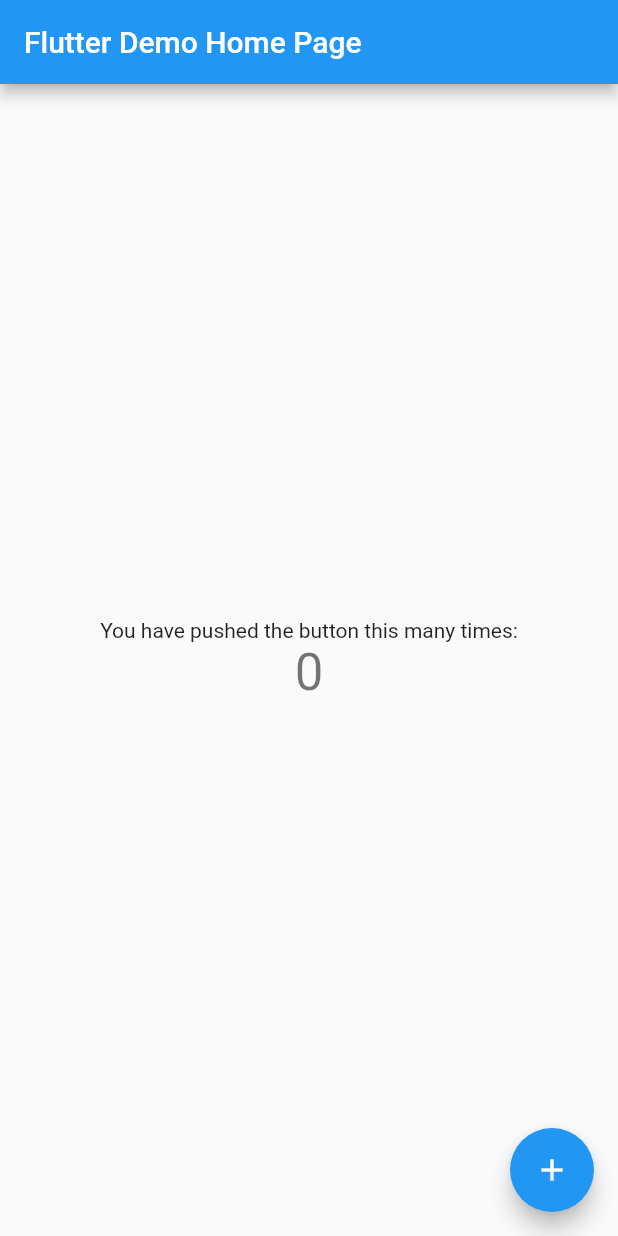
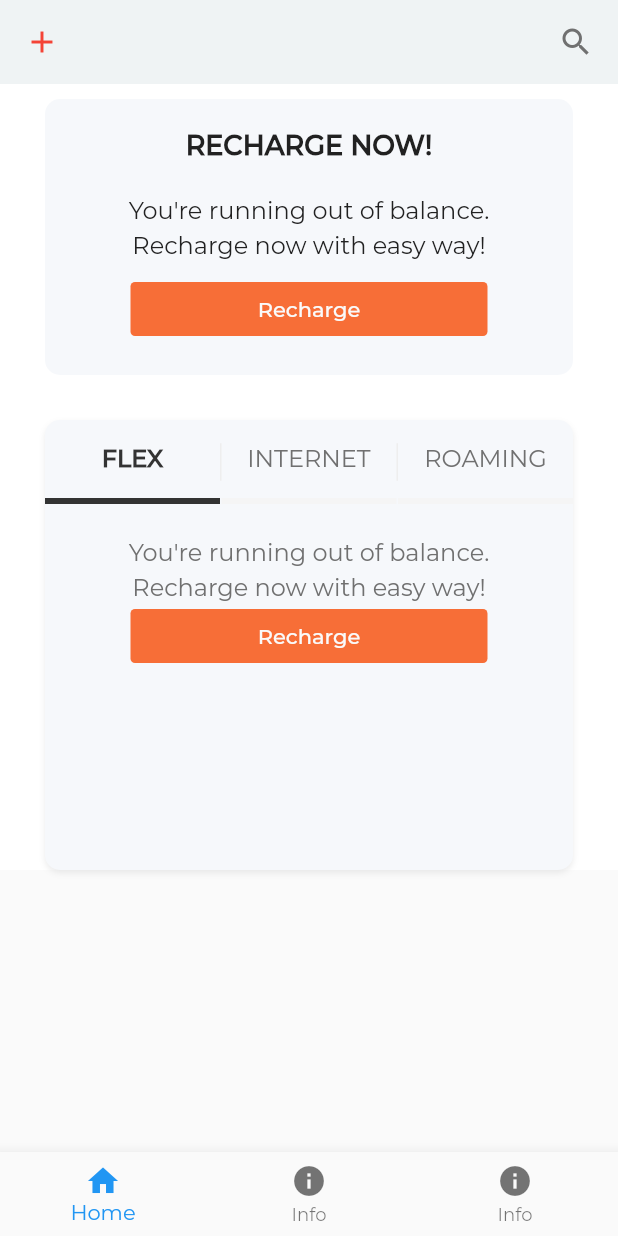
Before and after one commit to muhammadkamel/redesign-ana-vodafone, a Flutter app: the screen it shows after launch, on a phone screen of 412 x 824 dp. Run offline on Flutter 3.47's test engine with Material 2 defaults, Android fonts, the phone set to English and light mode, and no system bars.

Commit message:
Update content

```diff
--- /dev/null
+++ b/ana_vf/lib/constants.dart
@@ -0,0 +1,36 @@
+import 'package:flutter/material.dart';
+
+List<BoxShadow> kShadow = [
+  BoxShadow(
+    color: Colors.grey[400].withOpacity(0.3),
+    blurRadius: 3.0,
+    offset: Offset(0.0, 2.0),
+    spreadRadius: 0.0,
+  )
+];
+
+const kMarginBox = EdgeInsets.only(left: 30.0, right: 30.0, top: 10.0);
+const kHeightBox = 300.0;
+const kButtonColor = Color(0xffF76E37);
+const kWhiteColor = Colors.white;
+var kButtonRadius = BorderRadius.circular(10.0);
+const kAlignmentTopCenter = Alignment.topCenter;
+const kAlignmentBottomCenter = Alignment.bottomCenter;
+const kSubjectTextStyle = TextStyle(
+  color: Color(0xFF212121),
+  fontSize: 18.0,
+  fontFamily: 'Montserrat',
+  fontWeight: FontWeight.bold,
+);
+
+const kActiveBorderColor = Color(0xff333333);
+const kActiveTitleStyle = TextStyle(
+  color: Color(0xff333333),
+  fontSize: 16.0,
+  fontWeight: FontWeight.bold,
+);
+const kNonActiveTitleStyle = TextStyle(
+  color: Color(0xff707070),
+  fontSize: 16.0,
+  fontWeight: FontWeight.normal,
+);
--- /dev/null
+++ b/ana_vf/lib/homepage.dart
@@ -0,0 +1,82 @@
+import 'package:flutter/cupertino.dart';
+import 'package:flutter/material.dart';
+import 'widgets/recharge_credit.dart';
+import 'constants.dart';
+
+class MyHomePage extends StatefulWidget {
+  MyHomePage({Key key}) : super(key: key);
+
+  @override
+  _MyHomePageState createState() => _MyHomePageState();
+}
+
+class _MyHomePageState extends State<MyHomePage> {
+  String rechargeDes = 'You\'re running out of balance.';
+  String rechargeDes2 = 'Recharge now with easy way!';
+
+  @override
+  Widget build(BuildContext context) {
+    return Scaffold(
+      appBar: AppBar(
+        backgroundColor: Color(0xffEFF3F4),
+        title: Row(
+          mainAxisAlignment: MainAxisAlignment.spaceBetween,
+          crossAxisAlignment: CrossAxisAlignment.center,
+          children: <Widget>[
+            Icon(
+              Icons.add,
+              color: Colors.red,
+            ),
+            Icon(
+              Icons.search,
+              color: Color(0xff707070),
+            ),
+          ],
+        ),
+        elevation: 0,
+        centerTitle: true,
+      ),
+      body: ListView(
+        children: [
+          Container(
+            width: double.infinity,
+            decoration: BoxDecoration(
+              gradient: LinearGradient(
+                begin: kAlignmentTopCenter,
+                end: kAlignmentBottomCenter,
+                colors: [Colors.white, Colors.white],
+              ),
+            ),
+            child: RechargeCredit(
+                rechargeDes: rechargeDes, rechargeDes2: rechargeDes2),
+          ),
+        ],
+      ),
+      bottomNavigationBar: BottomNavigationBar(
+        items: [
+          BottomNavigationBarItem(
+            title: Text(
+              'Home',
+              style: TextStyle(fontWeight: FontWeight.bold),
+            ),
+            icon: Icon(Icons.home),
+          ),
+          BottomNavigationBarItem(
+            title: Text(
+              'Info',
+              style: TextStyle(fontWeight: FontWeight.normal),
+            ),
+            icon: Icon(Icons.info),
+          ),
+          BottomNavigationBarItem(
+            title: Text(
+              'Info',
+              style: TextStyle(fontWeight: FontWeight.normal),
+            ),
+            icon: Icon(Icons.info),
+          ),
+        ],
+      ),
+    );
+  }
+}
--- a/ana_vf/lib/main.dart
+++ b/ana_vf/lib/main.dart
@@ -1,117 +1,20 @@
 import 'package:flutter/material.dart';
+import 'package:ana_vf/homepage.dart';
 
 void main() {
   runApp(MyApp());
 }
 
 class MyApp extends StatelessWidget {
-  // This widget is the root of your application.
+  const MyApp({Key key}) : super(key: key);
+
   @override
   Widget build(BuildContext context) {
     return MaterialApp(
-      title: 'Flutter Demo',
-      theme: ThemeData(
-        // This is the theme of your application.
-        //
-        // Try running your application with "flutter run". You'll see the
-        // application has a blue toolbar. Then, without quitting the app, try
-        // changing the primarySwatch below to Colors.green and then invoke
-        // "hot reload" (press "r" in the console where you ran "flutter run",
-        // or simply save your changes to "hot reload" in a Flutter IDE).
-        // Notice that the counter didn't reset back to zero; the application
-        // is not restarted.
-        primarySwatch: Colors.blue,
-        // This makes the visual density adapt to the platform that you run
-        // the app on. For desktop platforms, the controls will be smaller and
-        // closer together (more dense) than on mobile platforms.
-        visualDensity: VisualDensity.adaptivePlatformDensity,
-      ),
-      home: MyHomePage(title: 'Flutter Demo Home Page'),
+      theme: ThemeData(fontFamily: 'Montserrat'),
+      debugShowCheckedModeBanner: false,
+      title: 'Ana Vodafone',
+      home: MyHomePage(),
     );
   }
 }
-
-class MyHomePage extends StatefulWidget {
-  MyHomePage({Key key, this.title}) : super(key: key);
-
-  // This widget is the home page of your application. It is stateful, meaning
-  // that it has a State object (defined below) that contains fields that affect
-  // how it looks.
-
-  // This class is the configuration for the state. It holds the values (in this
-  // case the title) provided by the parent (in this case the App widget) and
-  // used by the build method of the State. Fields in a Widget subclass are
-  // always marked "final".
-
-  final String title;
-
-  @override
-  _MyHomePageState createState() => _MyHomePageState();
-}
-
-class _MyHomePageState extends State<MyHomePage> {
-  int _counter = 0;
-
-  void _incrementCounter() {
-    setState(() {
-      // This call to setState tells the Flutter framework that something has
-      // changed in this State, which causes it to rerun the build method below
-      // so that the display can reflect the updated values. If we changed
-      // _counter without calling setState(), then the build method would not be
-      // called again, and so nothing would appear to happen.
-      _counter++;
-    });
-  }
-
-  @override
-  Widget build(BuildContext context) {
-    // This method is rerun every time setState is called, for instance as done
-    // by the _incrementCounter method above.
-    //
-    // The Flutter framework has been optimized to make rerunning build methods
-    // fast, so that you can just rebuild anything that needs updating rather
-    // than having to individually change instances of widgets.
-    return Scaffold(
-      appBar: AppBar(
-        // Here we take the value from the MyHomePage object that was created by
-        // the App.build method, and use it to set our appbar title.
-        title: Text(widget.title),
-      ),
-      body: Center(
-        // Center is a layout widget. It takes a single child and positions it
-        // in the middle of the parent.
-        child: Column(
-          // Column is also a layout widget. It takes a list of children and
-          // arranges them vertically. By default, it sizes itself to fit its
-          // children horizontally, and tries to be as tall as its parent.
-          //
-          // Invoke "debug painting" (press "p" in the console, choose the
-          // "Toggle Debug Paint" action from the Flutter Inspector in Android
-          // Studio, or the "Toggle Debug Paint" command in Visual Studio Code)
-          // to see the wireframe for each widget.
-          //
-          // Column has various properties to control how it sizes itself and
-          // how it positions its children. Here we use mainAxisAlignment to
-          // center the children vertically; the main axis here is the vertical
-          // axis because Columns are vertical (the cross axis would be
-          // horizontal).
-          mainAxisAlignment: MainAxisAlignment.center,
-          children: <Widget>[
-            Text(
-              'You have pushed the button this many times:',
-            ),
-            Text(
-              '$_counter',
-              style: Theme.of(context).textTheme.headline4,
-            ),
-          ],
-        ),
-      ),
-      floatingActionButton: FloatingActionButton(
-        onPressed: _incrementCounter,
-        tooltip: 'Increment',
-        child: Icon(Icons.add),
-      ), // This trailing comma makes auto-formatting nicer for build methods.
-    );
-  }
-}
--- /dev/null
+++ b/ana_vf/lib/widgets/recharge_credit.dart
@@ -0,0 +1,233 @@
+import 'package:flutter/cupertino.dart';
+import 'package:flutter/material.dart';
+import 'package:ana_vf/constants.dart';
+
+class RechargeCredit extends StatefulWidget {
+  const RechargeCredit({
+    Key key,
+    @required this.rechargeDes,
+    @required this.rechargeDes2,
+  }) : super(key: key);
+
+  final String rechargeDes;
+  final String rechargeDes2;
+
+  @override
+  _RechargeCreditState createState() => _RechargeCreditState();
+}
+
+class _RechargeCreditState extends State<RechargeCredit> {
+  @override
+  Widget build(BuildContext context) {
+    return Column(
+      children: <Widget>[
+        Column(
+          mainAxisAlignment: MainAxisAlignment.spaceBetween,
+          crossAxisAlignment: CrossAxisAlignment.center,
+          children: <Widget>[
+            Container(
+              alignment: Alignment.topCenter,
+              margin: kMarginBox,
+              padding: EdgeInsets.all(20.0),
+              decoration: BoxDecoration(
+                color: Color(0xffF6F8FB),
+                borderRadius: kButtonRadius,
+//                        boxShadow: myShadow,
+              ),
+              child: Column(
+                children: <Widget>[
+                  Text(
+                    'Recharge Now!'.toUpperCase(),
+                    style: kSubjectTextStyle,
+                  ),
+                  // SizedBox(
+                  //   height: 20.0,
+                  // ),
+                  Text(
+                    widget.rechargeDes,
+                    style: TextStyle(
+                      color: Color(0xFF212121),
+                      fontSize: 16.0,
+                      height: 3.0,
+                    ),
+                  ),
+                  Text(
+                    widget.rechargeDes2,
+                    style: TextStyle(
+                      color: Color(0xFF212121),
+                      fontSize: 16.0,
+                      height: 1.0,
+                    ),
+                  ),
+                  SizedBox(
+                    height: 10.0,
+                  ),
+                  RechargeFlatButton(),
+                ],
+              ),
+            ),
+          ],
+        ),
+        SizedBox(
+          height: 20.0,
+        ),
+        Column(
+          children: <Widget>[
+            Container(
+              height: kHeightBox,
+              alignment: kAlignmentTopCenter,
+              margin: kMarginBox,
+              padding: EdgeInsets.all(0.0),
+              decoration: BoxDecoration(
+                color: Color(0xffF6F8FB),
+                borderRadius: kButtonRadius,
+                boxShadow: kShadow,
+              ),
+              child: Column(
+                children: <Widget>[
+                  Row(
+                    mainAxisAlignment: MainAxisAlignment.spaceEvenly,
+                    crossAxisAlignment: CrossAxisAlignment.center,
+                    children: <Widget>[
+                      Expanded(
+                        child: Container(
+                          padding: EdgeInsets.all(16.0),
+                          alignment: Alignment.center,
+                          decoration: BoxDecoration(
+                            border: Border(
+                              bottom: BorderSide(
+                                width: 4.0,
+                                color: kActiveBorderColor,
+                              ),
+                            ),
+                          ),
+                          child: Text(
+                            'Flex'.toUpperCase(),
+                            style: kActiveTitleStyle,
+                          ),
+                        ),
+                      ),
+                      SizedBox(
+                        child: Container(
+                          height: 25.0,
+                          width: 1.0,
+                          alignment: Alignment.center,
+                          margin: EdgeInsets.only(top: 0.0),
+                          decoration: BoxDecoration(
+                            border: Border(
+                              right: BorderSide(
+                                color: Colors.grey[200],
+                              ),
+                            ),
+                          ),
+                        ),
+                      ),
+                      Expanded(
+                        child: Container(
+                          padding: EdgeInsets.all(16.0),
+                          alignment: Alignment.center,
+                          decoration: BoxDecoration(
+                            border: Border(
+                              bottom: BorderSide(
+                                width: 4.0,
+                                color: Colors.grey[100],
+                              ),
+                            ),
+                          ),
+                          child: Text(
+                            'Internet'.toUpperCase(),
+                            style: kNonActiveTitleStyle,
+                          ),
+                        ),
+                      ),
+                      SizedBox(
+                        child: Container(
+                          height: 25.0,
+                          width: 1.0,
+                          margin: EdgeInsets.only(top: 0.0),
+                          decoration: BoxDecoration(
+                            border: Border(
+                              right: BorderSide(
+                                color: Colors.grey[200],
+                              ),
+                            ),
+                          ),
+                        ),
+                      ),
+                      Expanded(
+                        child: Container(
+                          padding: EdgeInsets.all(16.0),
+                          alignment: Alignment.center,
+                          decoration: BoxDecoration(
+                            border: Border(
+                              bottom: BorderSide(
+                                width: 4.0,
+                                color: Colors.grey[100],
+                              ),
+                            ),
+                          ),
+                          child: Text(
+                            'Roaming'.toUpperCase(),
+                            style: kNonActiveTitleStyle,
+                          ),
+                        ),
+                      ),
+                    ],
+                  ),
+
+                  // SizedBox(
+                  //   height: 20.0,
+                  // ),
+                  Text(
+                    widget.rechargeDes,
+                    style: TextStyle(
+                      color: Color(0xff707070),
+                      fontSize: 16.0,
+                      height: 3.0,
+                    ),
+                  ),
+                  Text(
+                    widget.rechargeDes2,
+                    style: TextStyle(
+                      color: Color(0xff707070),
+                      fontSize: 16.0,
+                      height: 1.0,
+                    ),
+                  ),
+                  RechargeFlatButton(),
+                ],
+              ),
+            ),
+          ],
+        ),
+      ],
+    );
+  }
+}
+
+class RechargeFlatButton extends StatelessWidget {
+  const RechargeFlatButton({
+    Key key,
+  }) : super(key: key);
+
+  @override
+  Widget build(BuildContext context) {
+    return FlatButton(
+      color: kButtonColor,
+      splashColor: Colors.transparent,
+      shape: RoundedRectangleBorder(
+        borderRadius: BorderRadius.circular(3.0),
+      ),
+      onPressed: () {},
+      child: Container(
+        width: MediaQuery.of(context).size.width * 0.50,
+        alignment: Alignment.center,
+        decoration: BoxDecoration(),
+        child: Text(
+          'Recharge',
+          style: TextStyle(color: Colors.grey[50], fontSize: 14.0),
+        ),
+      ),
+    );
+  }
+}
```
Also changed, not shown: ana_vf/pubspec.yaml (+5 -6 lines), ana_vf/fonts/montserrat/Montserrat-Bold.ttf (added), ana_vf/fonts/montserrat/Montserrat-Medium.ttf (added), ana_vf/fonts/montserrat/Montserrat-Regular.ttf (added), ana_vf/fonts/montserrat/Montserrat-SemiBold.ttf (added).
